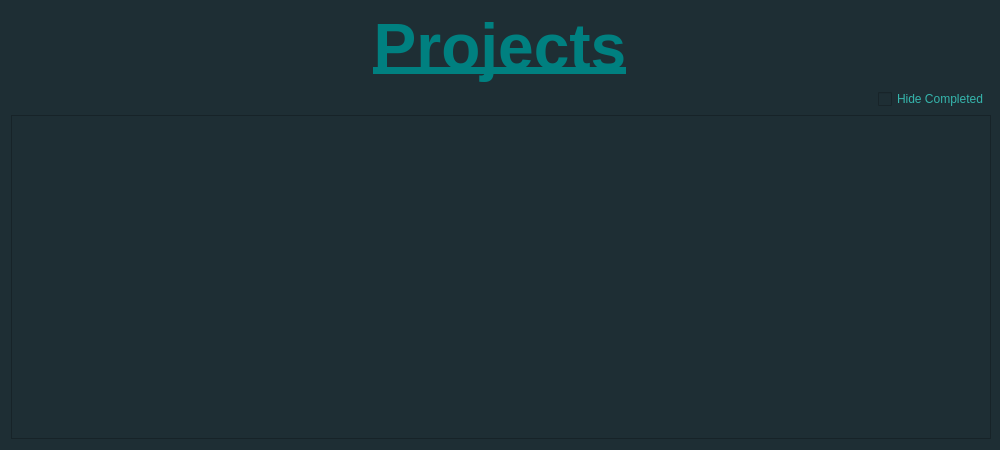
Above: src/ui/ViewProjects.ui from CanMatthewCode/ArchitectsLog before the change. Below: the same form after it.
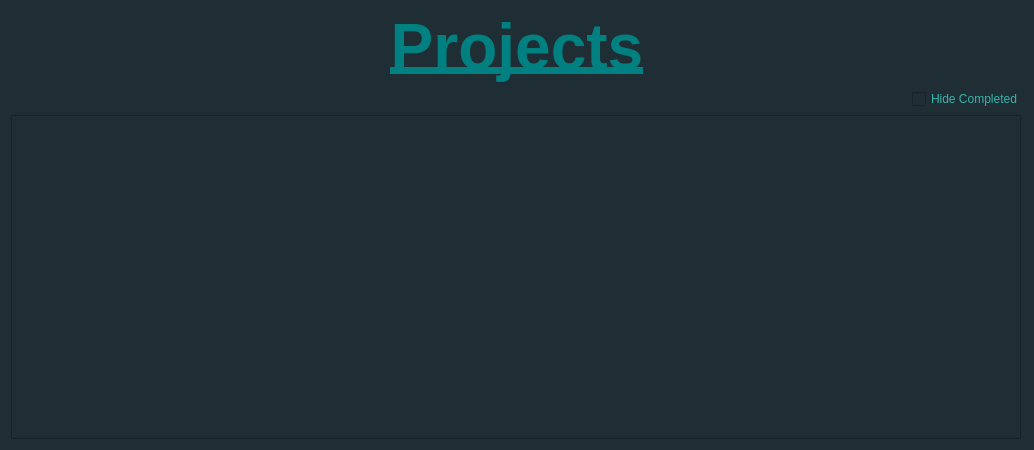
That is the form after the change.

Commit message: modify size and names of entities in AddArchitect.ui/.py, AddProject.ui/.py, ViewArchitects.ui/.py, ViewProjects.ui/.py, ViewTimeEntries.ui/.py

Patch:
```diff
--- a/src/ui/ViewProjects.ui
+++ b/src/ui/ViewProjects.ui
@@ -6,7 +6,7 @@
    <rect>
     <x>0</x>
     <y>0</y>
-    <width>1000</width>
+    <width>1034</width>
     <height>450</height>
    </rect>
   </property>
@@ -75,7 +75,7 @@
      </property>
      <property name="minimumSize">
       <size>
-       <width>980</width>
+       <width>1010</width>
        <height>0</height>
       </size>
      </property>
@@ -85,7 +85,7 @@
 }</string>
      </property>
      <property name="alternatingRowColors">
-      <bool>false</bool>
+      <bool>true</bool>
      </property>
     </widget>
    </item>
```
The commit also changes 9 other files.
